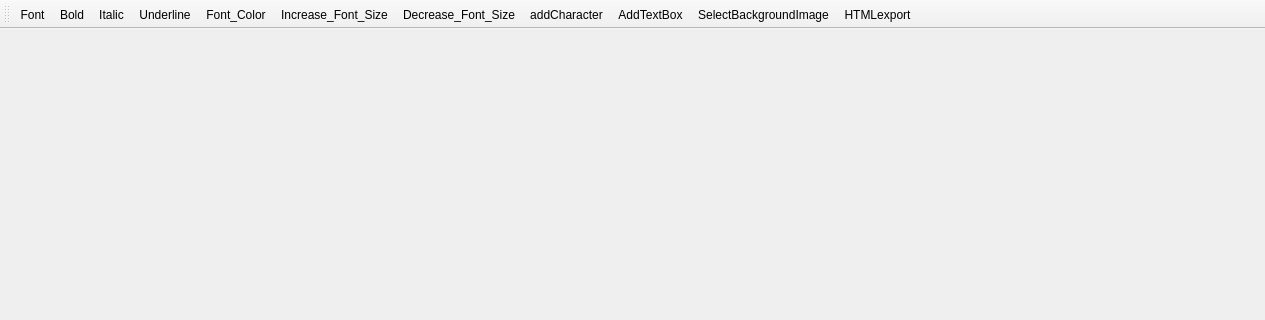
Old version of the form mainwindow.ui in the repository taliyos/DialogueCreatorForGames; both pictures show x 0 to 1265 and y 0 to 320 of the 1265 by 719 pixel window.
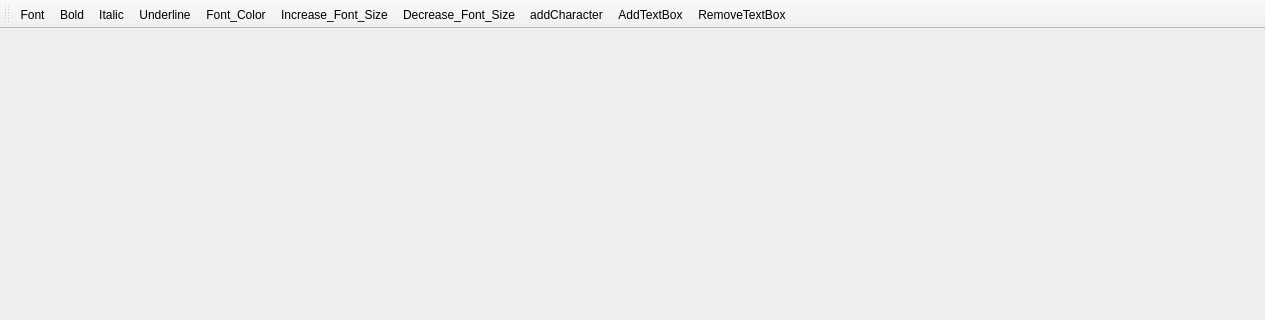
New version of the form. Icons and pictures are not drawn.

Commit message: Added action to removeTextBox, edited function

Patch:
```diff
--- a/mainwindow.ui
+++ b/mainwindow.ui
@@ -46,8 +46,7 @@
    <addaction name="actionDecrease_Font_Size"/>
    <addaction name="actionaddCharacter"/>
    <addaction name="actionAddTextBox"/>
-   <addaction name="actionSelectBackgroundImage"/>
-   <addaction name="actionHTMLexport"/>
+   <addaction name="actionRemoveTextBox"/>
   </widget>
   <widget class="QMenuBar" name="menubar">
    <property name="geometry">
@@ -177,14 +176,9 @@
     <string>AddTextBox</string>
    </property>
   </action>
-  <action name="actionHTMLexport">
+  <action name="actionRemoveTextBox">
    <property name="text">
-    <string>HTMLexport</string>
-   </property>
-  </action>
-  <action name="actionSelectBackgroundImage">
-   <property name="text">
-    <string>SelectBackgroundImage</string>
+    <string>RemoveTextBox</string>
    </property>
   </action>
  </widget>
```
The commit also changes 1 other file.
